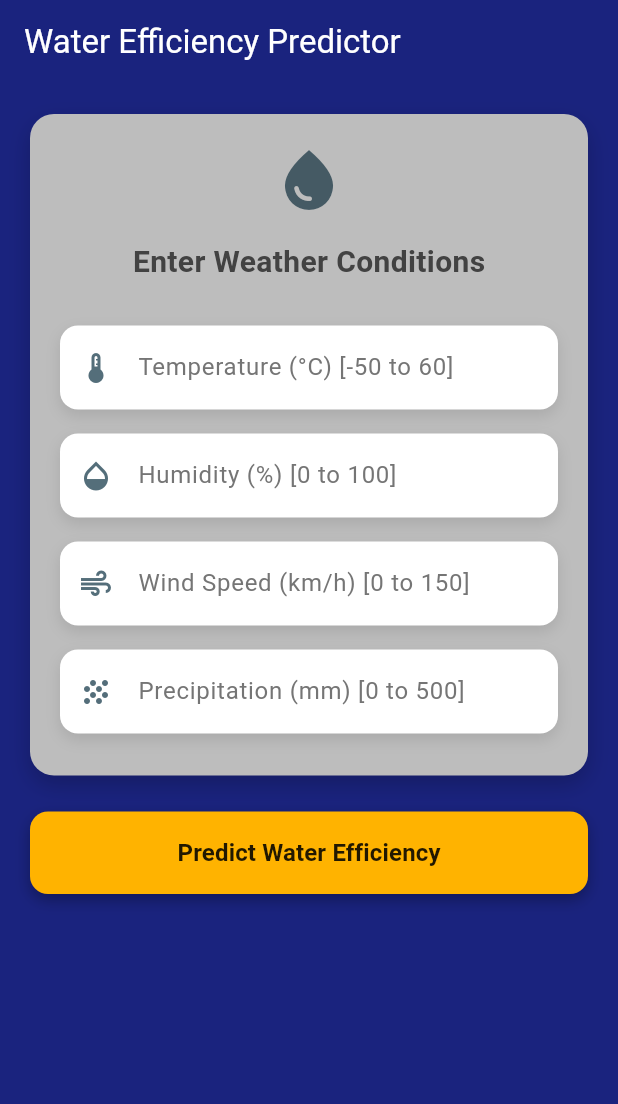
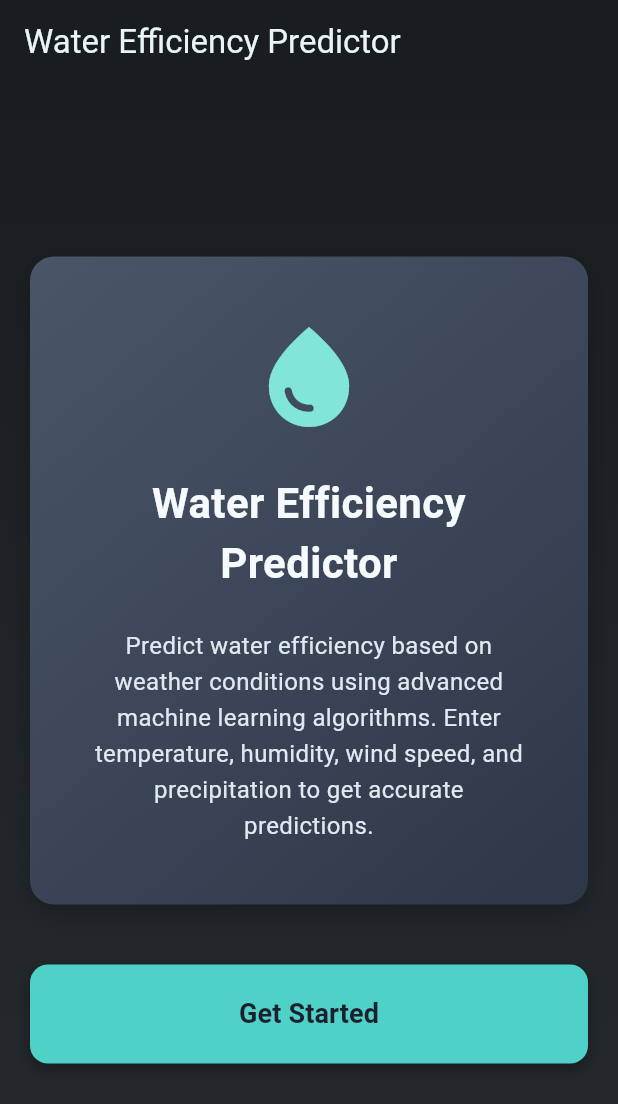
Before and after one commit to MizeroR/linear_regression_model, a Flutter app: the screen it shows after launch, on a phone screen of 412 x 824 dp. Shown: the top 1104 px of the screen. Run offline on Flutter 3.47's test engine with Material 3 defaults, Android fonts, the phone set to English and light mode, and no system bars.

Commit message:
fix: UI refurnishing

```diff
--- a/summative/flutterapp/lib/main.dart
+++ b/summative/flutterapp/lib/main.dart
@@ -1,4 +1,3 @@
-// main.dart
 import 'package:flutter/material.dart';
 import 'prediction_page.dart';
 
@@ -13,9 +12,133 @@ class MyApp extends StatelessWidget {
   Widget build(BuildContext context) {
     return MaterialApp(
       title: 'Water Efficiency Predictor',
-      debugShowCheckedModeBanner: false,
-      theme: ThemeData(primarySwatch: Colors.teal),
-      home: const PredictionPage(),
+      theme: ThemeData(
+        primarySwatch: Colors.blue,
+      ),
+      home: const WelcomePage(),
     );
   }
 }
+
+class WelcomePage extends StatelessWidget {
+  const WelcomePage({super.key});
+
+  @override
+  Widget build(BuildContext context) {
+    return Scaffold(
+      backgroundColor: const Color(0xFF1A1D1F),
+      appBar: AppBar(
+        title: const Text("Water Efficiency Predictor"),
+        backgroundColor: const Color(0xFF1A1D1F),
+        foregroundColor: const Color(0xFFE8F4F8),
+        elevation: 0,
+      ),
+      body: Container(
+        decoration: const BoxDecoration(
+          gradient: LinearGradient(
+            begin: Alignment.topCenter,
+            end: Alignment.bottomCenter,
+            colors: [Color(0xFF1A1D1F), Color(0xFF242A2E)],
+          ),
+        ),
+        child: Padding(
+          padding: const EdgeInsets.all(20.0),
+          child: Column(
+            mainAxisAlignment: MainAxisAlignment.center,
+            crossAxisAlignment: CrossAxisAlignment.stretch,
+            children: [
+              Container(
+                decoration: BoxDecoration(
+                  borderRadius: BorderRadius.circular(16),
+                  gradient: const LinearGradient(
+                    colors: [Color(0xFF4A5568), Color(0xFF2D3748)],
+                    begin: Alignment.topLeft,
+                    end: Alignment.bottomRight,
+                  ),
+                  boxShadow: [
+                    BoxShadow(
+                      color: Colors.black.withValues(alpha: 0.2),
+                      blurRadius: 12,
+                      offset: const Offset(0, 6),
+                    ),
+                  ],
+                ),
+                child: Padding(
+                  padding: const EdgeInsets.all(40.0),
+                  child: Column(
+                    children: [
+                      Icon(
+                        Icons.water_drop,
+                        size: 80,
+                        color: const Color(0xFF81E6D9),
+                      ),
+                      const SizedBox(height: 24),
+                      Text(
+                        "Water Efficiency Predictor",
+                        textAlign: TextAlign.center,
+                        style: TextStyle(
+                          fontSize: 28,
+                          fontWeight: FontWeight.bold,
+                          color: const Color(0xFFF7FAFC),
+                        ),
+                      ),
+                      const SizedBox(height: 24),
+                      Text(
+                        "Predict water efficiency based on weather conditions using advanced machine learning algorithms. Enter temperature, humidity, wind speed, and precipitation to get accurate predictions.",
+                        textAlign: TextAlign.center,
+                        style: TextStyle(
+                          fontSize: 16,
+                          color: const Color(0xFFE2E8F0),
+                          height: 1.5,
+                        ),
+                      ),
+                    ],
+                  ),
+                ),
+              ),
+              const SizedBox(height: 40),
+              Container(
+                decoration: BoxDecoration(
+                  borderRadius: BorderRadius.circular(12),
+                  boxShadow: [
+                    BoxShadow(
+                      color: Colors.black.withValues(alpha: 0.3),
+                      blurRadius: 8,
+                      offset: const Offset(0, 4),
+                    ),
+                  ],
+                ),
+                child: ElevatedButton(
+                  onPressed: () {
+                    Navigator.push(
+                      context,
+                      MaterialPageRoute(
+                        builder: (context) => const PredictionPage(),
+                      ),
+                    );
+                  },
+                  style: ElevatedButton.styleFrom(
+                    backgroundColor: const Color(0xFF4FD1C7),
+                    foregroundColor: const Color(0xFF1A202C),
+                    padding: const EdgeInsets.symmetric(vertical: 20),
+                    shape: RoundedRectangleBorder(
+                      borderRadius: BorderRadius.circular(12),
+                    ),
+                    elevation: 0,
+                  ),
+                  child: const Text(
+                    "Get Started",
+                    style: TextStyle(
+                      fontSize: 18,
+                      fontWeight: FontWeight.bold,
+                    ),
+                  ),
+                ),
+              ),
+            ],
+          ),
+        ),
+      ),
+    );
+  }
+}
--- a/summative/flutterapp/lib/prediction_page.dart
+++ b/summative/flutterapp/lib/prediction_page.dart
@@ -83,7 +83,7 @@ class _PredictionPageState extends State<PredictionPage> {
           borderRadius: BorderRadius.circular(12),
           boxShadow: [
             BoxShadow(
-              color: Colors.black.withOpacity(0.1),
+              color: Colors.black.withValues(alpha: 0.1),
               blurRadius: 8,
               offset: const Offset(0, 4),
             ),
@@ -94,15 +94,15 @@ class _PredictionPageState extends State<PredictionPage> {
           keyboardType: TextInputType.number,
           style: const TextStyle(color: Colors.black87),
           decoration: InputDecoration(
-            prefixIcon: Icon(icon, color: Colors.blueGrey[600]),
+            prefixIcon: Icon(icon, color: const Color(0xFF4FD1C7)),
             border: OutlineInputBorder(
               borderRadius: BorderRadius.circular(12),
               borderSide: BorderSide.none,
             ),
             hintText: label,
-            hintStyle: TextStyle(color: Colors.grey[600]),
+            hintStyle: const TextStyle(color: Color(0xFF95A1A1)),
             filled: true,
-            fillColor: Colors.white,
+            fillColor: const Color(0xFFF7FAFC),
             contentPadding: const EdgeInsets.symmetric(
               horizontal: 16,
               vertical: 16,
@@ -136,10 +136,10 @@ class _PredictionPageState extends State<PredictionPage> {
   }
 
   Color _getEfficiencyColor(double? value) {
-    if (value == null) return Colors.grey;
-    if (value >= 1.65) return Colors.green;
-    if (value >= 1.55) return Colors.orange;
-    return Colors.red;
+    if (value == null) return const Color(0xFF606868);
+    if (value >= 1.65) return Colors.green[800]!;
+    if (value >= 1.55) return Colors.orange[800]!;
+    return Colors.red[800]!;
   }
 
   String _getEfficiencyMessage(double? value) {
@@ -168,15 +168,21 @@ class _PredictionPageState extends State<PredictionPage> {
   @override
   Widget build(BuildContext context) {
     return Scaffold(
-      backgroundColor: const Color(0xFF1A237E),
+      backgroundColor: const Color(0xFF1A1D1F),
       appBar: AppBar(
         title: const Text("Water Efficiency Predictor"),
-        backgroundColor: const Color(0xFF1A237E),
-        foregroundColor: Colors.white,
+        backgroundColor: const Color(0xFF1A1D1F),
+        foregroundColor: const Color(0xFFE8F4F8),
         elevation: 0,
       ),
       body: Container(
-        decoration: const BoxDecoration(color: Color(0xFF1A237E)),
+        decoration: const BoxDecoration(
+          gradient: LinearGradient(
+            begin: Alignment.topCenter,
+            end: Alignment.bottomCenter,
+            colors: [Color(0xFF1A1D1F), Color(0xFF242A2E)],
+          ),
+        ),
         child: SingleChildScrollView(
           padding: const EdgeInsets.all(20.0),
           child: Form(
@@ -187,10 +193,14 @@ class _PredictionPageState extends State<PredictionPage> {
                 Container(
                   decoration: BoxDecoration(
                     borderRadius: BorderRadius.circular(16),
-                    color: Colors.grey[400],
+                    gradient: const LinearGradient(
+                      colors: [Color(0xFF4A5568), Color(0xFF2D3748)],
+                      begin: Alignment.topLeft,
+                      end: Alignment.bottomRight,
+                    ),
                     boxShadow: [
                       BoxShadow(
-                        color: Colors.black.withOpacity(0.2),
+                        color: Colors.black.withValues(alpha: 0.2),
                         blurRadius: 12,
                         offset: const Offset(0, 6),
                       ),
@@ -203,7 +213,7 @@ class _PredictionPageState extends State<PredictionPage> {
                         Icon(
                           Icons.water_drop,
                           size: 48,
-                          color: Colors.blueGrey[700],
+                          color: const Color(0xFF81E6D9),
                         ),
                         const SizedBox(height: 16),
                         Text(
@@ -211,7 +221,7 @@ class _PredictionPageState extends State<PredictionPage> {
                           style: TextStyle(
                             fontSize: 20,
                             fontWeight: FontWeight.bold,
-                            color: Colors.grey[800],
+                            color: const Color(0xFFF7FAFC),
                           ),
                         ),
                         const SizedBox(height: 20),
@@ -249,7 +259,7 @@ class _PredictionPageState extends State<PredictionPage> {
                     borderRadius: BorderRadius.circular(12),
                     boxShadow: [
                       BoxShadow(
-                        color: Colors.black.withOpacity(0.3),
+                        color: Colors.black.withValues(alpha: 0.3),
                         blurRadius: 8,
                         offset: const Offset(0, 4),
                       ),
@@ -258,8 +268,8 @@ class _PredictionPageState extends State<PredictionPage> {
                   child: ElevatedButton(
                     onPressed: isLoading ? null : predict,
                     style: ElevatedButton.styleFrom(
-                      backgroundColor: Colors.amber[600],
-                      foregroundColor: Colors.black87,
+                      backgroundColor: const Color(0xFF4FD1C7),
+                      foregroundColor: const Color(0xFF1A202C),
                       padding: const EdgeInsets.symmetric(vertical: 16),
                       shape: RoundedRectangleBorder(
                         borderRadius: BorderRadius.circular(12),
@@ -289,14 +299,14 @@ class _PredictionPageState extends State<PredictionPage> {
                   Container(
                     decoration: BoxDecoration(
                       borderRadius: BorderRadius.circular(16),
-                      color: Colors.grey[100],
+                      color: const Color(0xFFCBD7D1),
                       border: Border.all(
                         color: _getEfficiencyColor(predictionValue),
                         width: 2,
                       ),
                       boxShadow: [
                         BoxShadow(
-                          color: Colors.black.withOpacity(0.2),
+                          color: Colors.black.withValues(alpha: 0.2),
                           blurRadius: 12,
                           offset: const Offset(0, 6),
                         ),
@@ -315,7 +325,7 @@ class _PredictionPageState extends State<PredictionPage> {
                           "Water Efficiency",
                           style: TextStyle(
                             fontSize: 16,
-                            color: Colors.grey[600],
+                            color: const Color(0xFF606868),
                           ),
                         ),
                         const SizedBox(height: 8),
@@ -336,7 +346,7 @@ class _PredictionPageState extends State<PredictionPage> {
                           decoration: BoxDecoration(
                             color: _getEfficiencyColor(
                               predictionValue,
-                            ).withOpacity(0.2),
+                            ).withValues(alpha: 0.2),
                             borderRadius: BorderRadius.circular(20),
                           ),
                           child: Text(
```
